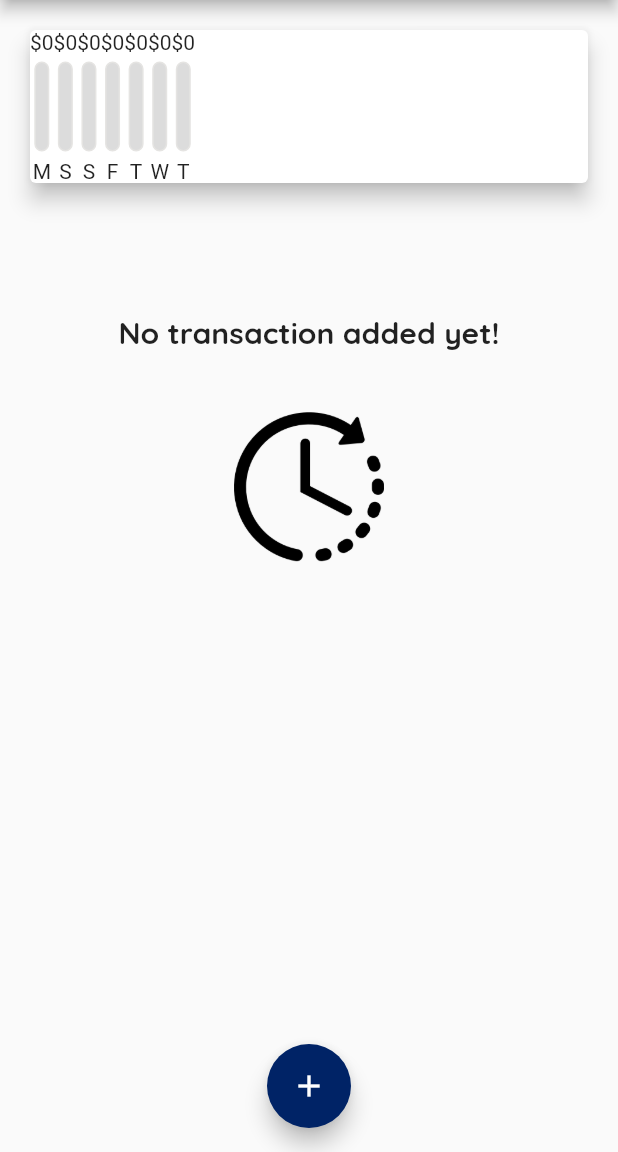
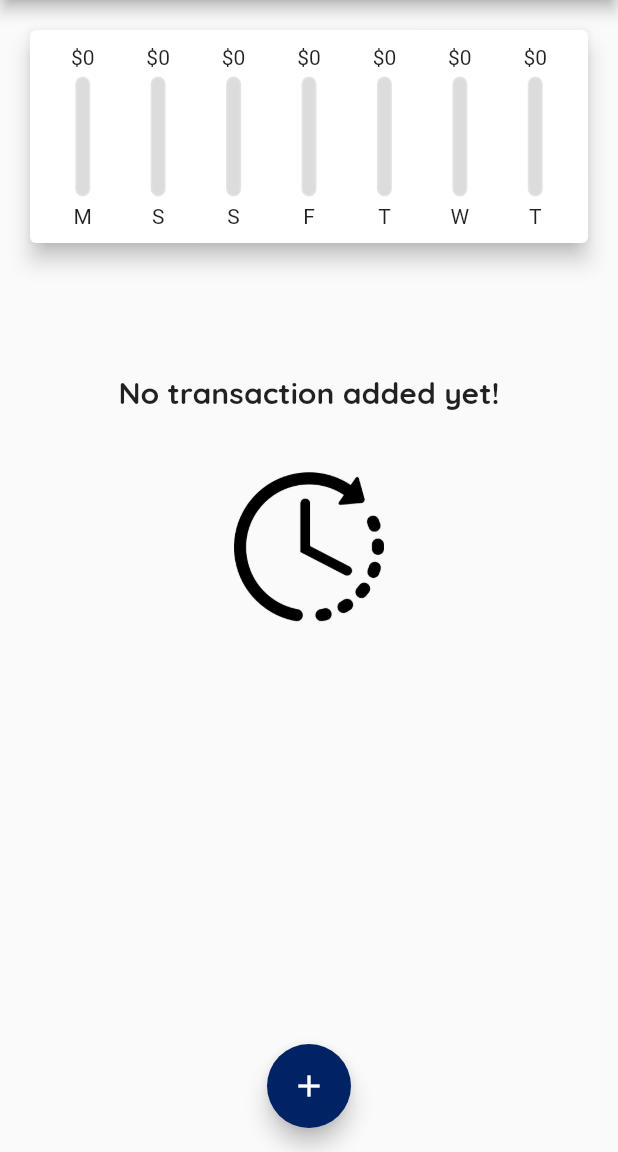
Before and after one commit to sangeeta2701/expenses-planner, a Flutter app: the screen it shows after launch, on a phone screen of 412 x 824 dp, the part 84-1236 px from its top. Run offline on Flutter 3.47's test engine with Material 2 defaults, Android fonts, the phone set to English and light mode, and no system bars; our stand-ins replace google_fonts.

Commit message:
Expenses Planner

```diff
--- a/lib/widgets/chart.dart
+++ b/lib/widgets/chart.dart
@@ -25,7 +25,7 @@ class Chart extends StatelessWidget {
       }
 
       return {
-        'day': DateFormat.EEEE().format(weekDay).substring(0, 1),
+        'day': DateFormat.E().format(weekDay).substring(0, 1),
         'amount': totalSum
       };
     });
@@ -42,16 +42,23 @@ class Chart extends StatelessWidget {
     return Card(
       elevation: 6,
       margin: EdgeInsets.all(20),
+      child: Container(
+        padding: EdgeInsets.all(10),
         child: Row(
+          mainAxisAlignment: MainAxisAlignment.spaceAround,
           children: groupedTransactionValues.map((data) {
-          return ChartBar(
+            return Flexible(
+              fit: FlexFit.tight,
+              child: ChartBar(
                 data['day'] as String,
                 data['amount'] as double,
                 totalSpending == 0
                     ? 0.0
                     : (data['amount'] as double) / totalSpending,
+              ),
             );
           }).toList(),
+        ),
       ),
     );
   }
--- a/lib/widgets/chart_bar.dart
+++ b/lib/widgets/chart_bar.dart
@@ -12,31 +12,43 @@ class ChartBar extends StatelessWidget {
   Widget build(BuildContext context) {
     return Column(
       children: [
-        Text('\$${spendingAmount.toStringAsFixed(0)}'),
+        FittedBox(child: Text('\$${spendingAmount.toStringAsFixed(0)}')),
         Padding(
-          padding: const EdgeInsets.only(top:5.0),
-          child: Stack(
-            children:[
-              Container(
+          padding: const EdgeInsets.only(top: 5.0),
+          child: SizedBox(
+            width: 10,
+            height: 80,
+            child: Stack(children: [
+              Positioned(
+                left: 0,
+                right: 0,
+                top: 0,
+                bottom: 0,
+                child: Container(
                   height: 60,
                   width: 10,
                   decoration: BoxDecoration(
-                border: Border.all(color: appUiBorderGreyColor,width: 1),
+                    border: Border.all(color: appUiBorderGreyColor, width: 1),
                     color: Color.fromRGBO(220, 220, 220, 1),
                     borderRadius: BorderRadius.circular(10),
                   ),
                 ),
-            FractionallySizedBox(heightFactor: spendingAmountofTotal,child: Container(
+              ),
+              FractionallySizedBox(
+                heightFactor: spendingAmountofTotal,
+                child: Container(
+                  width: 10,
                   decoration: BoxDecoration(
                     color: appUiThemeColor,
                     borderRadius: BorderRadius.circular(10),
                   ),
-            ),),
-            ]
+                ),
+              ),
+            ]),
           ),
         ),
         Padding(
-          padding: const EdgeInsets.only(top:5.0),
+          padding: const EdgeInsets.only(top: 5.0),
           child: Text(lable),
         )
       ],
```
Also changed, not shown: lib/widgets/transaction_list.dart (+51 -29 lines). Lines whose indentation alone changed are shown as unchanged.
